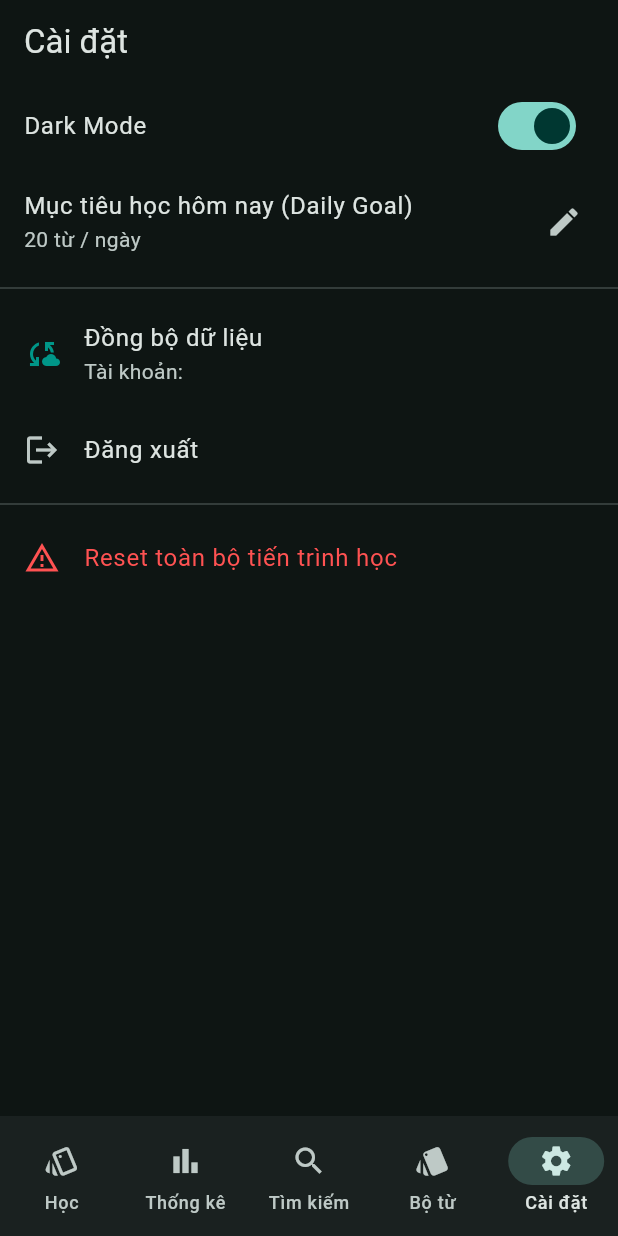
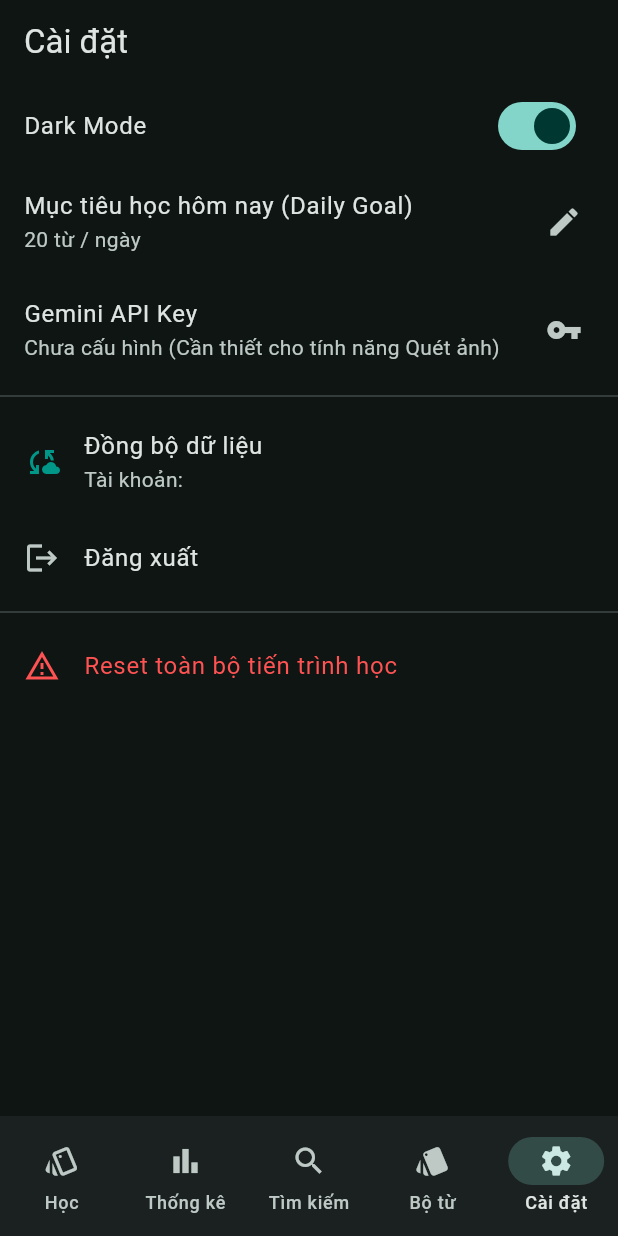
Before and after one commit to vuanhduc3007/chinese-vocab-app, a Flutter app: the screen it shows once a user with an empty profile is signed in, item 5 of the bottom bar chosen, on a phone screen of 412 x 824 dp. Run offline on Flutter 3.47's test engine with Material 3 defaults, Android fonts, the phone set to English and light mode, and no system bars; our stand-ins replace audioplayers, cloud_firestore, file_picker, firebase_auth, firebase_core, fl_chart and 3 more; missing offline and left inert: dart:html; accounts and stored records are empty.

Commit message:
Add Gemini API Key setting to SettingsScreen and fix syntax

```diff
--- a/lib/ui/screens/settings_screen.dart
+++ b/lib/ui/screens/settings_screen.dart
@@ -52,6 +52,41 @@ class _SettingsScreenState extends State<SettingsScreen> {
               final parsed = int.tryParse(value ?? '');
               if (parsed != null && parsed > 0) {
                 await settings.setDailyGoal(parsed);
+              }
+            },
+          ),
+          ListTile(
+            title: const Text('Gemini API Key'),
+            subtitle: Text(
+              (settings.geminiApiKey == null || settings.geminiApiKey!.isEmpty)
+                  ? 'Chưa cấu hình (Cần thiết cho tính năng Quét ảnh)'
+                  : 'Đã cấu hình (Nhấn để thay đổi)',
+            ),
+            trailing: const Icon(Icons.vpn_key),
+            onTap: () async {
+              final controller = TextEditingController(text: settings.geminiApiKey ?? '');
+              final value = await showDialog<String>(
+                context: context,
+                builder: (ctx) => AlertDialog(
+                  title: const Text('Cấu hình Gemini API Key'),
+                  content: TextField(
+                    controller: controller,
+                    decoration: const InputDecoration(
+                      hintText: 'Nhập API Key mới hoặc xóa trắng để xóa...',
+                    ),
+                    autofocus: true,
+                  ),
+                  actions: [
+                    TextButton(onPressed: () => Navigator.pop(ctx), child: const Text('Hủy')),
+                    TextButton(onPressed: () => Navigator.pop(ctx, controller.text), child: const Text('Lưu')),
+                  ],
+                ),
+              );
+              if (value != null) {
+                await settings.setGeminiApiKey(value.trim());
+                if (mounted) {
+                  ScaffoldMessenger.of(context).showSnackBar(const SnackBar(content: Text('Đã cập nhật Gemini API Key')));
+                }
               }
             },
           ),
```
